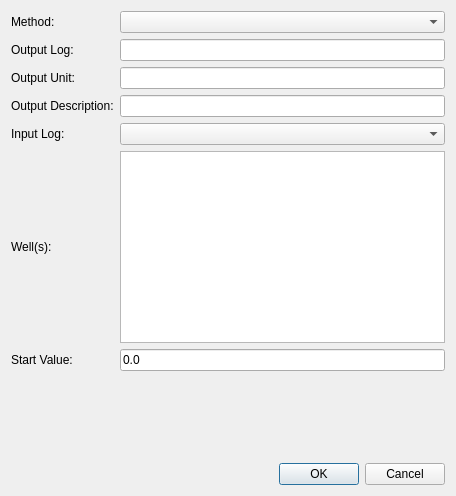
Before: the Qt Designer form ProzessUI/logintegrationdialog.ui in fsoos74/su, drawn with Qt 5.
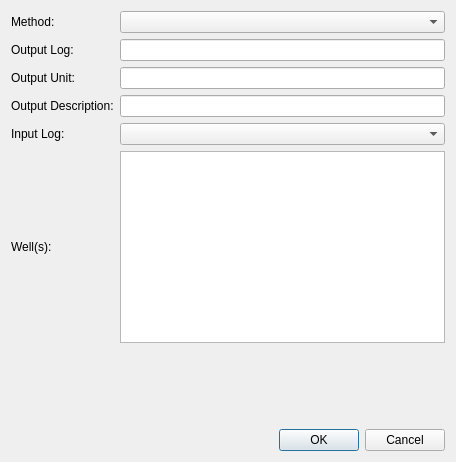
After: the same form once the commit is applied.

Diff of the .ui file:
```diff
--- a/ProzessUI/logintegrationdialog.ui
+++ b/ProzessUI/logintegrationdialog.ui
@@ -7,7 +7,7 @@
     <x>0</x>
     <y>0</y>
     <width>456</width>
-    <height>496</height>
+    <height>462</height>
    </rect>
   </property>
   <property name="windowTitle">
@@ -53,13 +53,6 @@
      <item row="6" column="1">
       <widget class="QComboBox" name="cbInput"/>
      </item>
-     <item row="8" column="0">
-      <widget class="QLabel" name="label">
-       <property name="text">
-        <string>Start Value:</string>
-       </property>
-      </widget>
-     </item>
      <item row="4" column="1">
       <widget class="QLineEdit" name="leUnit"/>
      </item>
@@ -84,13 +77,6 @@
        </property>
       </widget>
      </item>
-     <item row="8" column="1">
-      <widget class="QLineEdit" name="leValue">
-       <property name="text">
-        <string>0.0</string>
-       </property>
-      </widget>
-     </item>
      <item row="1" column="1">
       <widget class="QComboBox" name="cbFunction"/>
      </item>
```
